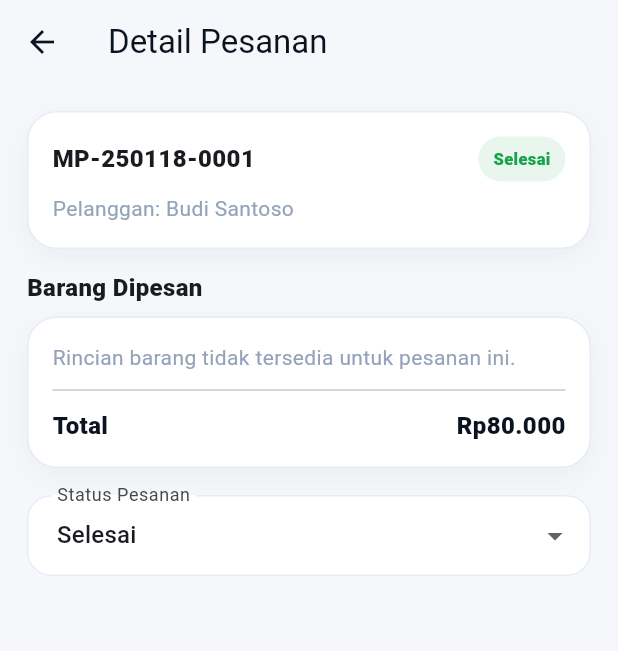
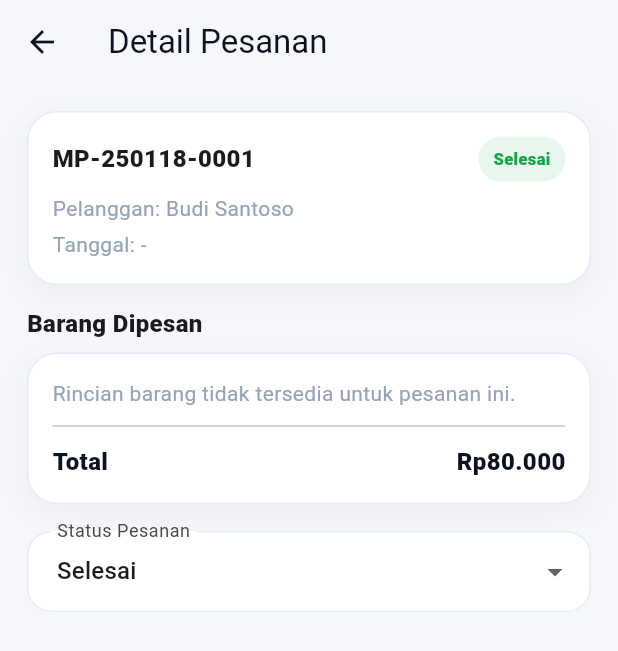
Before and after one commit to fikrinovriadi05/MotoParts, a Flutter app: the AdminOrdersPage screen opened directly, after a tap on "Lihat Detail", on a phone screen of 412 x 824 dp. Shown: the top 651 px of the screen. Run offline on Flutter 3.47's test engine with Material 3 defaults, Android fonts, the phone set to English and light mode, and no system bars; our stand-ins replace shared_preferences; accounts and stored records are empty.

Commit message:
Catat dan tampilkan tanggal pesanan
Co-Authored-By: Claude Sonnet 5.5 <noreply@anthropic.com>

```diff
--- a/lib/models/order_item.dart
+++ b/lib/models/order_item.dart
@@ -40,12 +40,17 @@ class OrderItem {
   /// mencatat barangnya.
   final List<OrderLine> lines;
 
+  /// Waktu pesanan dibuat. Null untuk pesanan lama/contoh yang tidak
+  /// mencatat waktunya.
+  final DateTime? createdAt;
+
   OrderItem({
     required this.code,
     required this.customer,
     required this.total,
     required this.status,
     this.lines = const [],
+    this.createdAt,
   });
 
   factory OrderItem.fromJson(Map<String, dynamic> json) {
@@ -57,6 +62,7 @@ class OrderItem {
       lines: ((json['lines'] as List?) ?? const [])
           .map((e) => OrderLine.fromJson(e as Map<String, dynamic>))
           .toList(),
+      createdAt: DateTime.tryParse(json['createdAt'] as String? ?? ''),
     );
   }
 
@@ -66,5 +72,6 @@ class OrderItem {
     'total': total,
     'status': status,
     'lines': lines.map((e) => e.toJson()).toList(),
+    'createdAt': createdAt?.toIso8601String(),
   };
 }
--- a/lib/pages/admin/admin_orders_page.dart
+++ b/lib/pages/admin/admin_orders_page.dart
@@ -124,6 +124,16 @@ class _AdminOrdersPageState extends State<AdminOrdersPage> {
                                       color: AppColors.grey,
                                     ),
                                   ),
+                                  if (order.createdAt != null) ...[
+                                    const SizedBox(height: 2),
+                                    Text(
+                                      formatTanggal(order.createdAt!),
+                                      style: const TextStyle(
+                                        color: AppColors.grey,
+                                        fontSize: 12,
+                                      ),
+                                    ),
+                                  ],
                                   const SizedBox(height: 12),
                                   DropdownButtonFormField<String>(
                                     initialValue: order.status,
--- a/lib/pages/shared/order_detail_page.dart
+++ b/lib/pages/shared/order_detail_page.dart
@@ -51,6 +51,11 @@ class OrderDetailPage extends StatelessWidget {
                     const SizedBox(height: 8),
                     Text(
                       'Pelanggan: ${order.customer}',
+                      style: const TextStyle(color: AppColors.grey),
+                    ),
+                    const SizedBox(height: 4),
+                    Text(
+                      'Tanggal: ${order.createdAt == null ? '-' : formatTanggal(order.createdAt!)}',
                       style: const TextStyle(color: AppColors.grey),
                     ),
                   ],
--- a/lib/pages/user/orders_page.dart
+++ b/lib/pages/user/orders_page.dart
@@ -52,7 +52,8 @@ class OrdersPage extends StatelessWidget {
                     subtitle: Padding(
                       padding: const EdgeInsets.only(top: 6),
                       child: Text(
-                        '${formatRupiah(order.total)} • ${order.customer}',
+                        '${formatRupiah(order.total)} • ${order.customer}'
+                        '${order.createdAt == null ? '' : '\n${formatTanggal(order.createdAt!)}'}',
                         style: const TextStyle(color: AppColors.grey),
                       ),
                     ),
```
Also changed, not shown: lib/core/format.dart (+22 -0 lines), lib/store/store.dart (+8 -2 lines), 1 other file.
